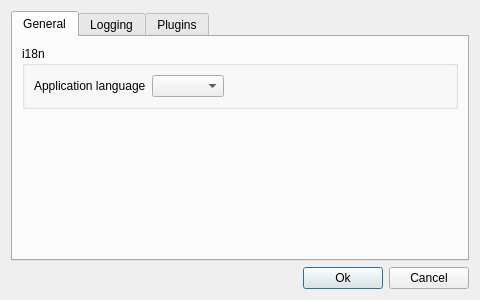
einaru/luma, file src/lib/luma/base/gui/SettingsDialogDesign.ui: the form before one commit.
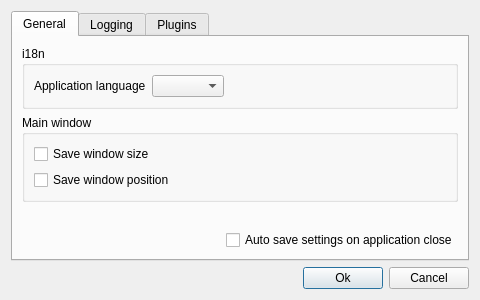
The form after the commit.

Commit message:
Fix:   Alot of work on the settings system. The previous Config-class is   deprecated, and replaced by a QSettings extension.   Moved the Language helper into the utils module, greatly improving   the isoCodeMappings.   Added a singleton pattern implementation into the utils module.   Added a statusbar to the main window -> easter egg for Granbusk
Bugfix:
  Renamed the br.qm file to pt.qm, due to the fact that br is the
  Brazilian COUNTRY code, and not even avn language code. It's now
  Portugese.

```diff
--- a/src/lib/luma/base/gui/SettingsDialogDesign.ui
+++ b/src/lib/luma/base/gui/SettingsDialogDesign.ui
@@ -97,6 +97,33 @@
          </layout>
         </widget>
        </item>
+       <item>
+        <widget class="QGroupBox" name="mainWinGroup">
+         <property name="title">
+          <string>Main window</string>
+         </property>
+         <layout class="QVBoxLayout" name="verticalLayout_5">
+          <item>
+           <layout class="QFormLayout" name="formLayout">
+            <item row="0" column="0">
+             <widget class="QCheckBox" name="saveWindowSize">
+              <property name="text">
+               <string>Save window size</string>
+              </property>
+             </widget>
+            </item>
+            <item row="1" column="0">
+             <widget class="QCheckBox" name="saveWindowPosition">
+              <property name="text">
+               <string>Save window position</string>
+              </property>
+             </widget>
+            </item>
+           </layout>
+          </item>
+         </layout>
+        </widget>
+       </item>
        <item>
         <spacer name="spacer_2">
          <property name="orientation">
@@ -110,6 +137,30 @@
          </property>
         </spacer>
        </item>
+       <item>
+        <layout class="QHBoxLayout" name="horizontalLayout_5">
+         <item>
+          <spacer name="horizontalSpacer_3">
+           <property name="orientation">
+            <enum>Qt::Horizontal</enum>
+           </property>
+           <property name="sizeHint" stdset="0">
+            <size>
+             <width>40</width>
+             <height>20</height>
+            </size>
+           </property>
+          </spacer>
+         </item>
+         <item>
+          <widget class="QCheckBox" name="saveOnClose">
+           <property name="text">
+            <string>Auto save settings on application close</string>
+           </property>
+          </widget>
+         </item>
+        </layout>
+       </item>
       </layout>
      </widget>
      <widget class="QWidget" name="tabLogging">
```
Left out of the diff: 4 changed lines with no effect on the pictures. The commit also changes 16 other files.
